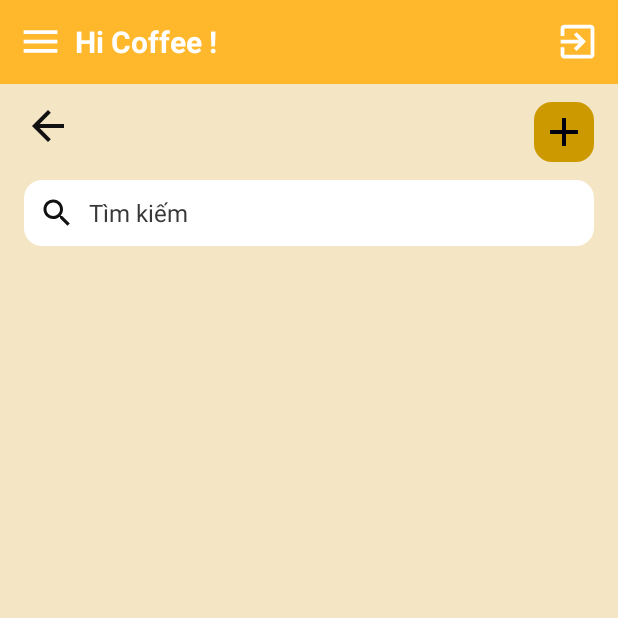
After one commit to kienlha/DoAn_Nhom11, an Android app: the Fragment_menu_item2 screen opened through its navigation route, on a phone screen of 412 x 824 dp, the top half of it. The commit adds this screen. Run offline under Robolectric (Android 15) with nearby library versions, the phone set to English and light mode, and no system bars; our stand-ins replace Firebase (no records; nobody signed in at launch, a user with empty details on screens opened directly), navigation-ui.

Commit message:
edit navigation menu

```diff
--- /dev/null
+++ b/app/src/main/java/com/example/doannhom11/Fragment_menu_item2.java
@@ -0,0 +1,64 @@
+package com.example.doannhom11;
+
+import android.os.Bundle;
+
+import androidx.fragment.app.Fragment;
+
+import android.view.LayoutInflater;
+import android.view.View;
+import android.view.ViewGroup;
+
+/**
+ * A simple {@link Fragment} subclass.
+ * Use the {@link Fragment_menu_item2#newInstance} factory method to
+ * create an instance of this fragment.
+ */
+public class Fragment_menu_item2 extends Fragment {
+
+    // TODO: Rename parameter arguments, choose names that match
+    // the fragment initialization parameters, e.g. ARG_ITEM_NUMBER
+    private static final String ARG_PARAM1 = "param1";
+    private static final String ARG_PARAM2 = "param2";
+
+    // TODO: Rename and change types of parameters
+    private String mParam1;
+    private String mParam2;
+
+    public Fragment_menu_item2() {
+        // Required empty public constructor
+    }
+
+    /**
+     * Use this factory method to create a new instance of
+     * this fragment using the provided parameters.
+     *
+     * @param param1 Parameter 1.
+     * @param param2 Parameter 2.
+     * @return A new instance of fragment Fragment_menu_item2.
+     */
+    // TODO: Rename and change types and number of parameters
+    public static Fragment_menu_item2 newInstance(String param1, String param2) {
+        Fragment_menu_item2 fragment = new Fragment_menu_item2();
+        Bundle args = new Bundle();
+        args.putString(ARG_PARAM1, param1);
+        args.putString(ARG_PARAM2, param2);
+        fragment.setArguments(args);
+        return fragment;
+    }
+
+    @Override
+    public void onCreate(Bundle savedInstanceState) {
+        super.onCreate(savedInstanceState);
+        if (getArguments() != null) {
+            mParam1 = getArguments().getString(ARG_PARAM1);
+            mParam2 = getArguments().getString(ARG_PARAM2);
+        }
+    }
+
+    @Override
+    public View onCreateView(LayoutInflater inflater, ViewGroup container,
+                             Bundle savedInstanceState) {
+        // Inflate the layout for this fragment
+        return inflater.inflate(R.layout.fragment_menu_item2, container, false);
+    }
+}
--- /dev/null
+++ b/app/src/main/res/layout/fragment_menu_item2.xml
@@ -0,0 +1,63 @@
+<?xml version="1.0" encoding="utf-8"?>
+<LinearLayout xmlns:android="http://schemas.android.com/apk/res/android"
+    xmlns:tools="http://schemas.android.com/tools"
+    android:layout_width="match_parent"
+    android:layout_height="match_parent"
+    android:background="#F4E5C4"
+    android:orientation="vertical"
+    tools:context=".Fragment_menu_item2">
+
+    <!-- TODO: Update blank fragment layout -->
+
+    <LinearLayout
+        android:paddingLeft="16dp"
+        android:paddingRight="16dp"
+        android:paddingTop="12dp"
+        android:orientation="horizontal"
+        android:layout_width="match_parent"
+        android:layout_height="wrap_content">
+        <RelativeLayout
+            android:layout_width="match_parent"
+            android:layout_height="wrap_content">
+            <ImageView
+                android:id="@+id/backno"
+                android:layout_width="wrap_content"
+                android:layout_height="wrap_content"
+                android:src="@drawable/ic_arrow_back" />
+            <ImageView
+                android:id="@+id/btnAddDrink"
+                android:layout_width="40dp"
+                android:layout_height="40dp"
+                android:layout_alignParentRight="true"
+                android:background="@drawable/round_bg_btn"
+                android:gravity="center"
+                android:padding="4dp"
+                android:src="@drawable/ic_add"
+                android:textColor="@color/white" />
+        </RelativeLayout>
+    </LinearLayout>
+    <EditText
+        android:id="@+id/edtcoffeeno"
+        android:layout_marginTop="12dp"
+        android:layout_marginLeft="16dp"
+        android:layout_marginRight="16dp"
+        android:layout_width="match_parent"
+        android:layout_height="wrap_content"
+        android:background="@drawable/round_bg_btn_white"
+        android:drawableLeft="@drawable/ic_search"
+        android:drawablePadding="9dp"
+        android:hint="Tìm kiếm"
+        android:padding="10dp"
+        android:textColorHint="@color/dennhat"
+        android:textSize="16sp" />
+    <ListView
+        android:id="@+id/lvcoffeeno"
+        android:scrollbars="none"
+        android:paddingLeft="11dp"
+        android:paddingRight="11dp"
+        android:layout_marginTop="12dp"
+        android:divider="@null"
+        android:layout_width="match_parent"
+        android:layout_height="match_parent">
+    </ListView>
+</LinearLayout>
--- a/app/src/main/res/navigation/menu.xml
+++ b/app/src/main/res/navigation/menu.xml
@@ -5,55 +5,162 @@
     android:id="@+id/menu"
     app:startDestination="@id/fragment_home">
 
-
     <fragment
         android:id="@+id/fragment_home"
         android:name="com.example.doannhom11.Fragment_home"
         android:label="fragment_home"
-        tools:layout="@layout/fragment_home" />
+        tools:layout="@layout/fragment_home" >
+        <action
+            android:id="@+id/action_fragment_home_to_fragment_statistic"
+            app:destination="@id/fragment_statistic" />
+    </fragment>
+    <fragment
+        android:id="@+id/fragment_statistic"
+        android:name="com.example.doannhom11.Fragment_statistic"
+        android:label="fragment_statistic"
+        tools:layout="@layout/fragment_statistic" >
+        <action
+            android:id="@+id/action_fragment_statistic_to_fragment_table"
+            app:destination="@id/fragment_table" />
+    </fragment>
     <fragment
         android:id="@+id/fragment_table"
         android:name="com.example.doannhom11.Fragment_table"
         android:label="fragment_table"
-        tools:layout="@layout/fragment_table" />
+        tools:layout="@layout/fragment_table" >
+        <action
+            android:id="@+id/action_fragment_table_to_fragment_menu"
+            app:destination="@id/fragment_menu" />
+        <action
+            android:id="@+id/action_fragment_table_to_fragment_bill"
+            app:destination="@id/fragment_bill"
+            app:enterAnim="@anim/zoom_in" />
+    </fragment>
+    <fragment
+        android:id="@+id/fragment_menu"
+        android:name="com.example.doannhom11.Fragment_menu"
+        android:label="fragment_menu"
+        tools:layout="@layout/fragment_menu" >
+        <action
+            android:id="@+id/action_fragment_menu_to_fragment_table"
+            app:destination="@id/fragment_table" />
+        <action
+            android:id="@+id/action_fragment_menu_to_fragment_menu_item"
+            app:destination="@id/fragment_menu_item"
+            app:enterAnim="@anim/zoom_in" />
+        <action
+            android:id="@+id/action_fragment_menu_to_fragment_menu_item2"
+            app:destination="@id/fragment_menu_item2"
+            app:enterAnim="@anim/zoom_in" />
+    </fragment>
+    <fragment
+        android:id="@+id/fragment_staff"
+        android:name="com.example.doannhom11.Fragment_staff"
+        android:label="fragment_staff"
+        tools:layout="@layout/fragment_staff" >
+        <action
+            android:id="@+id/action_fragment_staff_to_fragment_staff_info"
+            app:destination="@id/fragment_staff_info"
+            app:enterAnim="@anim/zoom_in" />
+        <action
+            android:id="@+id/action_fragment_staff_to_fragment_staff_edit"
+            app:destination="@id/fragment_staff_edit"
+            app:enterAnim="@anim/from_right" />
+    </fragment>
+    <fragment
+        android:id="@+id/fragment_staff_info"
+        android:name="com.example.doannhom11.Fragment_staff_info"
+        android:label="fragment_staff_info"
+        tools:layout="@layout/fragment_staff_info" >
+        <action
+            android:id="@+id/action_fragment_staff_info_to_fragment_staff_edit"
+            app:destination="@id/fragment_staff_edit"
+            app:enterAnim="@anim/from_right" />
+        <action
+            android:id="@+id/action_fragment_staff_info_to_fragment_staff"
+            app:destination="@id/fragment_staff" />
+    </fragment>
+    <fragment
+        android:id="@+id/fragment_bill"
+        android:name="com.example.doannhom11.Fragment_bill"
+        android:label="fragment_bill"
+        tools:layout="@layout/fragment_bill" >
+        <action
+            android:id="@+id/action_fragment_bill_to_fragment_table"
+            app:destination="@id/fragment_table"
+            app:enterAnim="@anim/from_left" />
+    </fragment>
+    <fragment
+        android:id="@+id/fragment_staff_edit"
+        android:name="com.example.doannhom11.Fragment_staff_edit"
+        android:label="fragment_staff_edit"
+        tools:layout="@layout/fragment_staff_edit" >
+        <action
+            android:id="@+id/action_fragment_staff_edit_to_fragment_staff"
+            app:destination="@id/fragment_staff" />
+    </fragment>
     <fragment
         android:id="@+id/fragment_menu_item"
         android:name="com.example.doannhom11.Fragment_menu_item"
         android:label="fragment_menu_item"
-        tools:layout="@layout/fragment_menu_item" />
+        tools:layout="@layout/fragment_menu_item" >
+        <action
+            android:id="@+id/action_fragment_menu_item_to_fragment_order"
+            app:destination="@id/fragment_order" />
+        <action
+            android:id="@+id/action_fragment_menu_item_to_fragment_menu"
+            app:destination="@id/fragment_menu" />
+    </fragment>
     <fragment
-        android:id="@+id/fragment_menu"
-        android:name="com.example.doannhom11.Fragment_menu"
-        android:label="fragment_menu"
-        tools:layout="@layout/fragment_menu" />
+        android:id="@+id/fragment_order"
+        android:name="com.example.doannhom11.Fragment_order"
+        android:label="fragment_order"
+        tools:layout="@layout/fragment_order" >
+        <action
+            android:id="@+id/action_fragment_order_to_fragment_home"
+            app:destination="@id/fragment_home" />
+        <action
+            android:id="@+id/action_fragment_order_to_fragment_menu"
+            app:destination="@id/fragment_menu" />
+    </fragment>
+    <fragment
+        android:id="@+id/fragment_item_info"
+        android:name="com.example.doannhom11.Fragment_item_info"
+        android:label="fragment_item_info"
+        tools:layout="@layout/fragment_item_info" >
+        <action
+            android:id="@+id/action_fragment_item_info_to_fragment_item_edit"
+            app:destination="@id/fragment_item_edit"
+            app:enterAnim="@anim/from_right" />
+        <action
+            android:id="@+id/action_fragment_item_info_to_fragment_menu_item2"
+            app:destination="@id/fragment_menu_item2" />
+    </fragment>
     <fragment
         android:id="@+id/fragment_item_edit"
         android:name="com.example.doannhom11.Fragment_item_edit"
         android:label="fragment_item_edit"
-        tools:layout="@layout/fragment_item_edit" />
+        tools:layout="@layout/fragment_item_edit" >
+        <action
+            android:id="@+id/action_fragment_item_edit_to_fragment_menu_item2"
+            app:destination="@id/fragment_menu_item2" />
+    </fragment>
     <fragment
-        android:id="@+id/fragment_order"
-        android:name="com.example.doannhom11.Fragment_order"
-        android:label="fragment_order"
-        tools:layout="@layout/fragment_order" />
-    <fragment
-        android:id="@+id/fragment_statistic"
-        android:name="com.example.doannhom11.Fragment_statistic"
-        android:label="fragment_statistic"
-        tools:layout="@layout/fragment_statistic" />
-    <fragment
-        android:id="@+id/fragment_bill"
-        android:name="com.example.doannhom11.Fragment_bill"
-        android:label="fragment_bill"
-        tools:layout="@layout/fragment_bill" />
-    <fragment
-        android:id="@+id/fragment_item_info"
-        android:name="com.example.doannhom11.Fragment_item_info"
-        android:label="fragment_item_info"
-        tools:layout="@layout/fragment_item_info" />
-    <fragment
-        android:id="@+id/fragment_staff"
-        android:name="com.example.doannhom11.Fragment_staff"
-        android:label="fragment_staff"
-        tools:layout="@layout/fragment_staff" />
+        android:id="@+id/fragment_menu_item2"
+        android:name="com.example.doannhom11.Fragment_menu_item2"
+        android:label="fragment_menu_item2"
+        tools:layout="@layout/fragment_menu_item2" >
+        <action
+            android:id="@+id/action_fragment_menu_item2_to_fragment_item_info"
+            app:destination="@id/fragment_item_info"
+            app:enterAnim="@anim/zoom_in" />
+        <action
+            android:id="@+id/action_fragment_menu_item2_to_fragment_item_edit"
+            app:destination="@id/fragment_item_edit"
+            app:enterAnim="@anim/from_right" />
+        <action
+            android:id="@+id/action_fragment_menu_item2_to_fragment_menu"
+            app:destination="@id/fragment_menu" />
+    </fragment>
+
 </navigation>
```
Also changed, not shown: app/src/main/res/layout/fragment_staff_edit.xml (+0 -9 lines), app/src/main/res/layout/fragment_staff_info.xml (+0 -8 lines).
